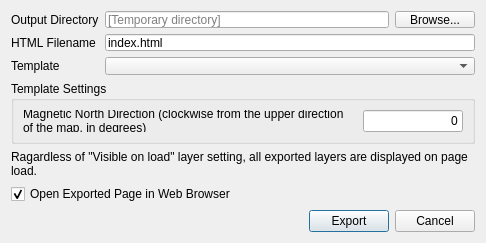
minorua/Qgis2threejs, file ui/exporttowebdialog.ui: the form before one commit.
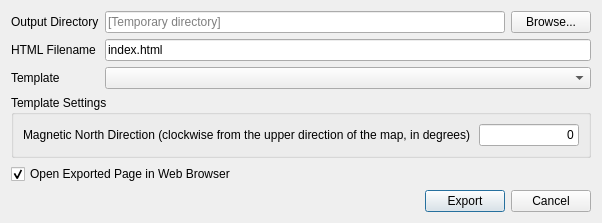
The form after the commit.

Commit message: remove allVisible option from html template metadata

Diff of the .ui file:
```diff
--- a/ui/exporttowebdialog.ui
+++ b/ui/exporttowebdialog.ui
@@ -6,8 +6,8 @@
    <rect>
     <x>0</x>
     <y>0</y>
-    <width>486</width>
-    <height>238</height>
+    <width>602</width>
+    <height>220</height>
    </rect>
   </property>
   <property name="windowTitle">
@@ -115,16 +115,6 @@
      </layout>
     </widget>
    </item>
-   <item>
-    <widget class="QLabel" name="label_AllVisible">
-     <property name="text">
-      <string>Ragardless of &quot;Visible on load&quot; layer setting, all exported layers are displayed on page load.</string>
-     </property>
-     <property name="wordWrap">
-      <bool>true</bool>
-     </property>
-    </widget>
-   </item>
    <item>
     <spacer name="verticalSpacer">
      <property name="orientation">
```
The commit also changes 4 other files.
